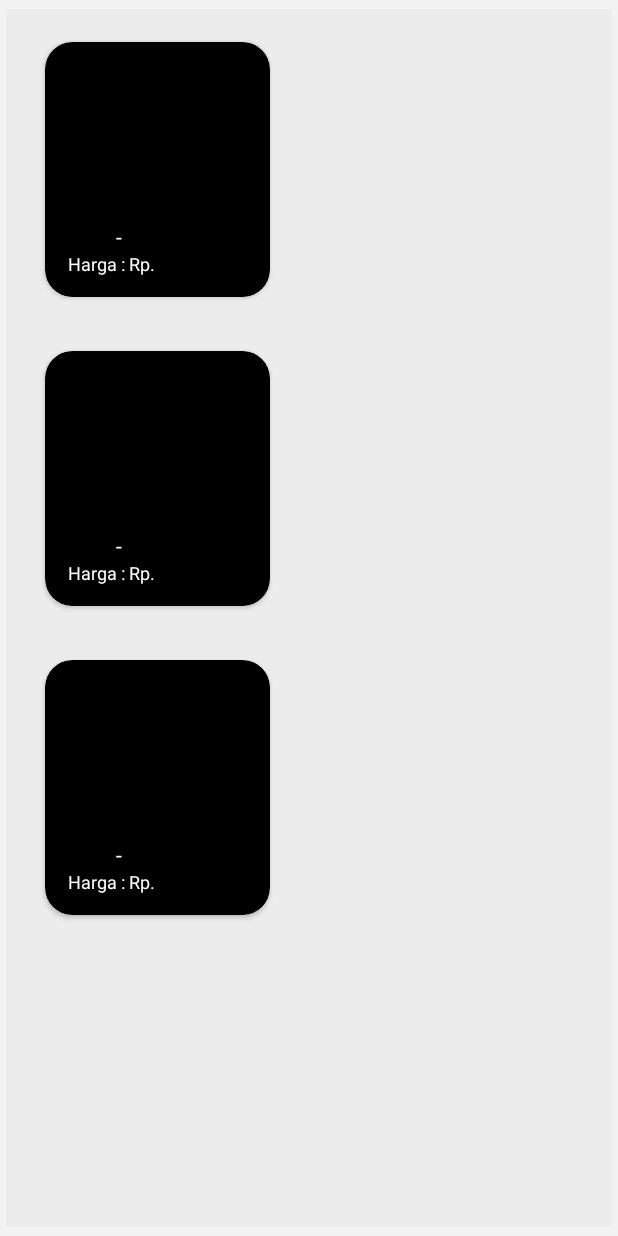
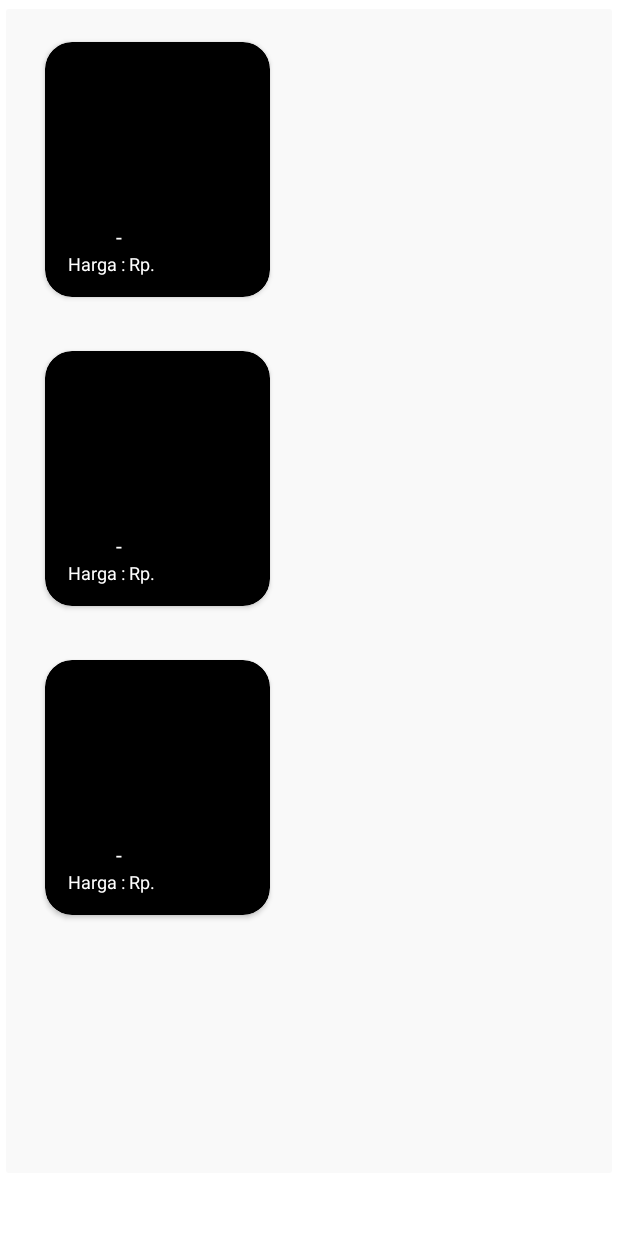
Before and after one commit to ayubherp/Shopify, an Android app: the layout item_list_rv.xml on its own in the app's theme, with its tools: preview values and no code run, on a phone screen of 412 x 824 dp. Run offline under Robolectric (Android 15) with nearby library versions, the phone set to English and light mode, and no system bars.

Commit message:
E-Commerce Project UTS PBP

```diff
--- a/app/src/main/res/layout/item_list_rv.xml
+++ b/app/src/main/res/layout/item_list_rv.xml
@@ -3,21 +3,11 @@
     xmlns:tools="http://schemas.android.com/tools"
     xmlns:app="http://schemas.android.com/apk/res-auto"
     xmlns:android="http://schemas.android.com/apk/res/android">
-
-    <RelativeLayout
-        android:layout_width="match_parent"
-        android:layout_height="match_parent"
-        tools:context=".MainActivity"
-        android:background="#f2f2f2"
-        >
-
         <androidx.recyclerview.widget.RecyclerView
             android:id="@+id/rvItemList"
             style="@style/Widget.AppCompat.Button.ButtonBar.AlertDialog"
             android:layout_width="match_parent"
             android:layout_height="match_parent"
+            android:layout_marginBottom="36dp"
             tools:listitem="@layout/item_list_view" />
-
-    </RelativeLayout>
-
 </layout>
```
